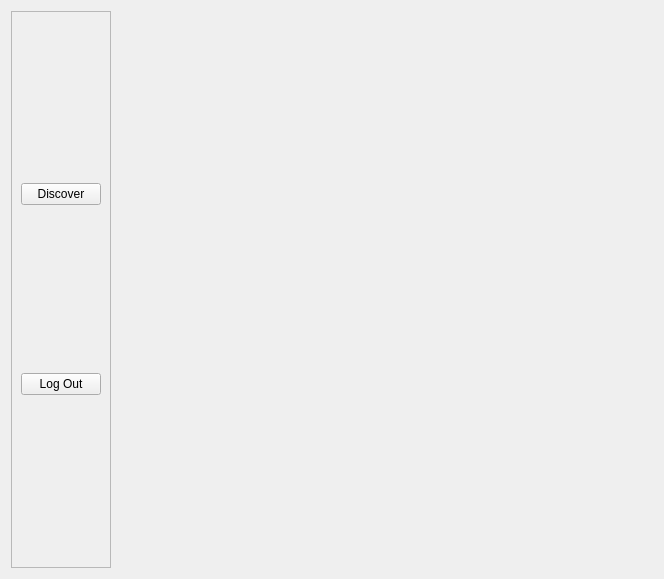
This is qt/nav_shell.ui in logancone/around_town_fbla as Qt 5 draws it before an edit. The edited form follows.
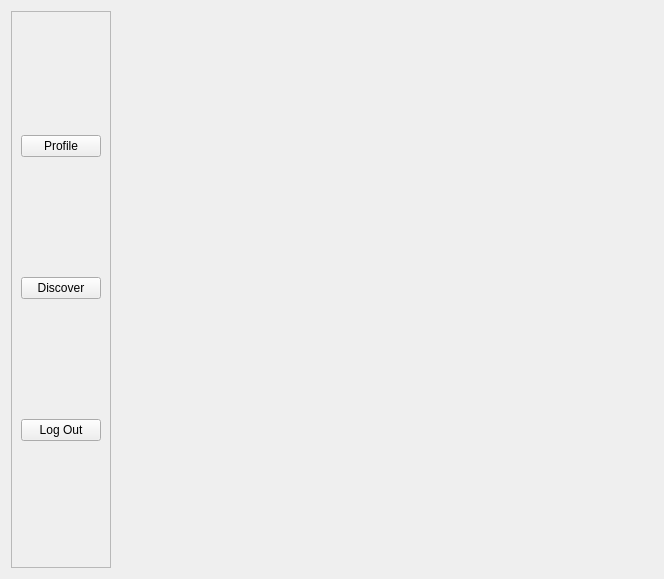
This is the edited form.

Patch:
```diff
--- a/qt/nav_shell.ui
+++ b/qt/nav_shell.ui
@@ -35,6 +35,13 @@
       <enum>QFrame::Shadow::Raised</enum>
      </property>
      <layout class="QVBoxLayout" name="verticalLayout_3">
+      <item>
+       <widget class="QPushButton" name="profile_button">
+        <property name="text">
+         <string>Profile</string>
+        </property>
+       </widget>
+      </item>
       <item>
        <widget class="QPushButton" name="discover_button">
         <property name="text">
```
